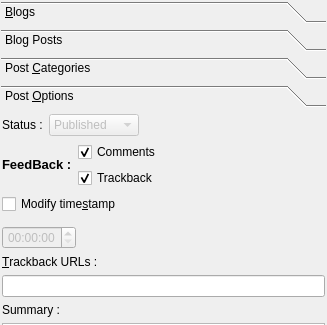
Above: src/toolboxbase.ui from mtux/bilbo before the change; both pictures show x 0 to 327 and y 0 to 325 of the 327 by 562 pixel window. Below: the same form after it.
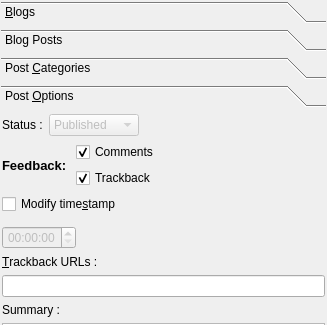
That is the form after the change. The open tabs and pages were chosen to show the change. Custom widgets are drawn as their Qt base class.

Commit message: Toolbox tooltips made PlainText

The edit to the form file:
```diff
--- a/src/toolboxbase.ui
+++ b/src/toolboxbase.ui
@@ -454,7 +454,7 @@
          <rect>
           <x>0</x>
           <y>0</y>
-          <width>408</width>
+          <width>313</width>
           <height>403</height>
          </rect>
         </property>
@@ -533,15 +533,15 @@
                <verstretch>0</verstretch>
               </sizepolicy>
              </property>
+             <property name="font" >
+              <font>
+               <pointsize>10</pointsize>
+               <weight>75</weight>
+               <bold>true</bold>
+              </font>
+             </property>
              <property name="text" >
-              <string>&lt;!DOCTYPE HTML PUBLIC "-//W3C//DTD HTML 4.0//EN" "http://www.w3.org/TR/REC-html40/strict.dtd">
-&lt;html>&lt;head>&lt;meta name="qrichtext" content="1" />&lt;style type="text/css">
-p, li { white-space: pre-wrap; }
-&lt;/style>&lt;/head>&lt;body style=" font-family:'DejaVu Sans'; font-size:10pt; font-weight:400; font-style:normal;">
-&lt;table style="-qt-table-type: root; margin-top:4px; margin-bottom:4px; margin-left:4px; margin-right:4px;">
-&lt;tr>
-&lt;td style="border: none;">
-&lt;p style=" margin-top:0px; margin-bottom:0px; margin-left:0px; margin-right:0px; -qt-block-indent:0; text-indent:0px;">&lt;span style=" font-weight:600;">FeedBack :&lt;/span>&lt;/p>&lt;/td>&lt;/tr>&lt;/table>&lt;/body>&lt;/html></string>
+              <string>Feedback: </string>
              </property>
             </widget>
            </item>
```
Left out of the diff: 76 changed lines with no effect on the pictures. The commit also changes 1 other file.
